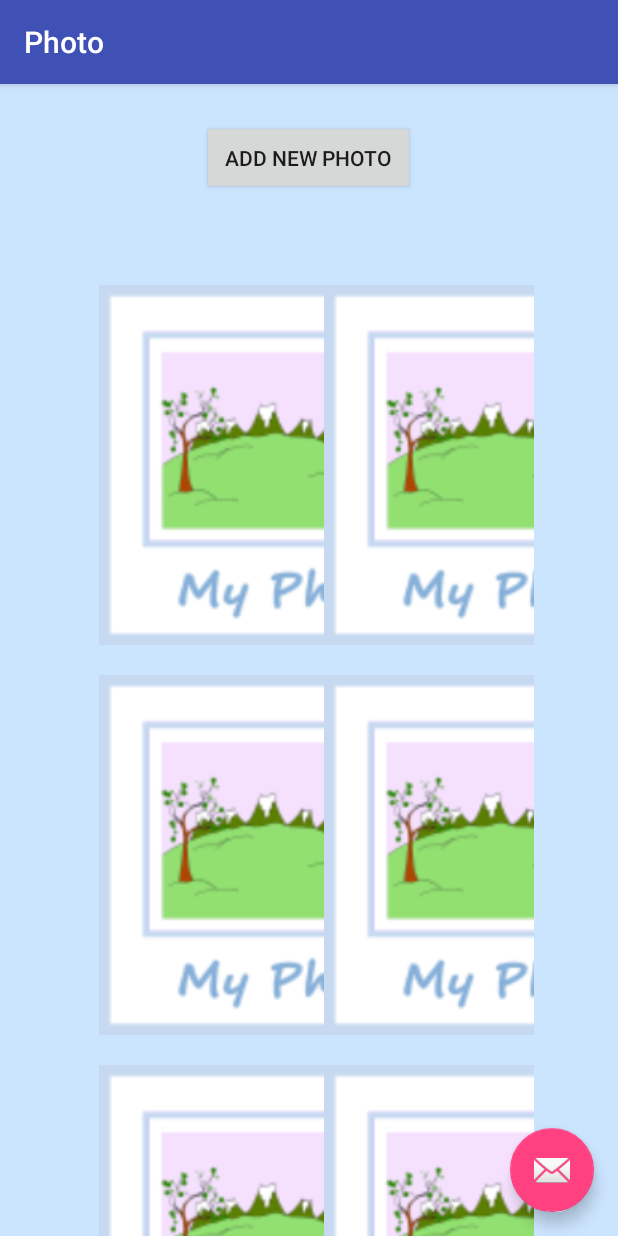
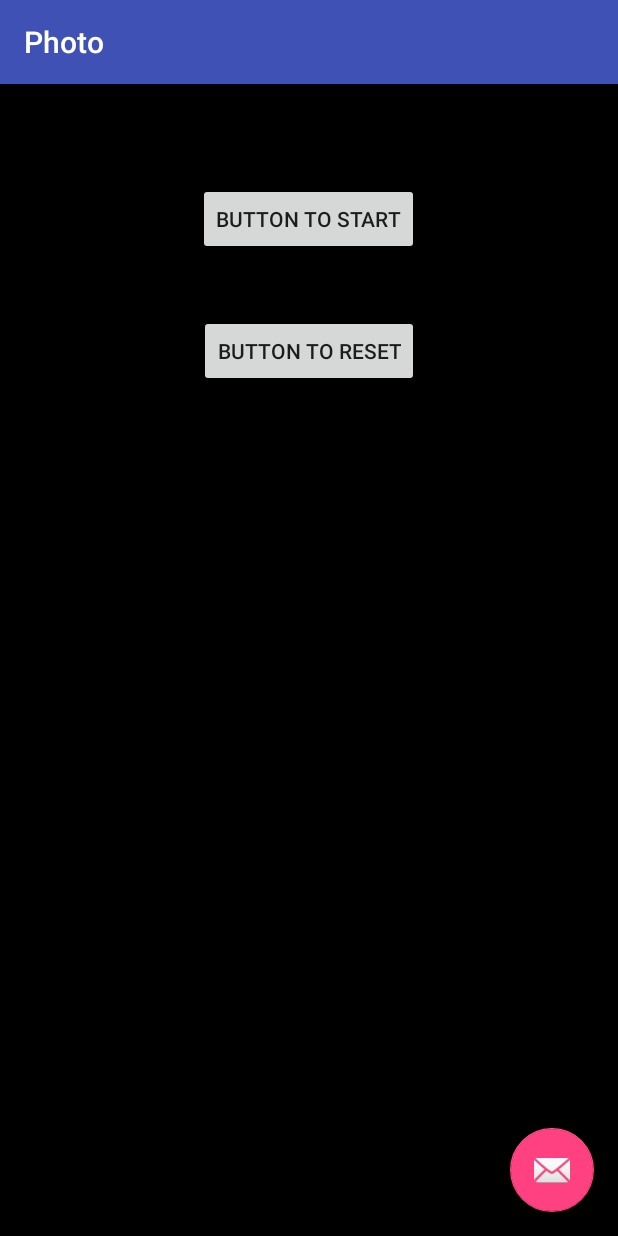
Before and after one commit to ana-banana/PhotoApp, an Android app: the screen it shows after launch (MainActivity), on a phone screen of 412 x 824 dp. Run offline under Robolectric (Android 15) with nearby library versions, the phone set to English and light mode, and no system bars; 2 statements that could not run were skipped.

Commit message:
New Activities, saving photos, rating bar

```diff
--- a/app/src/main/AndroidManifest.xml
+++ b/app/src/main/AndroidManifest.xml
@@ -14,12 +14,12 @@
             android:theme="@style/AppTheme.NoActionBar">
             <intent-filter>
                 <action android:name="android.intent.action.MAIN" />
-
                 <category android:name="android.intent.category.LAUNCHER" />
             </intent-filter>
         </activity>
 
         <activity android:name=".UploadPhotoActivity"></activity>
+        <activity android:name=".MainActivityGallery"></activity>
         <activity android:name=".OnePhotoActivity"></activity>
 
     </application>
--- a/app/src/main/java/com/example/android/photo/MainActivity.java
+++ b/app/src/main/java/com/example/android/photo/MainActivity.java
@@ -1,6 +1,9 @@
 package com.example.android.photo;
 
+import android.app.Activity;
 import android.content.Intent;
+import android.graphics.Bitmap;
+import android.graphics.BitmapFactory;
 import android.os.Bundle;
 import android.support.design.widget.FloatingActionButton;
 import android.support.design.widget.Snackbar;
@@ -11,14 +14,19 @@ import android.widget.AdapterView;
 import android.widget.Button;
 import android.widget.GridView;
 
-public class MainActivity extends AppCompatActivity implements AdapterView.OnItemClickListener {
+public class MainActivity extends AppCompatActivity {
 
-    GridView photosGridView;
+    PhotoModel model;
+    private Bitmap def;
+    //private static int maxPhotos = 8;
 
     @Override
     protected void onCreate(Bundle savedInstanceState) {
         super.onCreate(savedInstanceState);
+
         setContentView(R.layout.activity_main);
+
+
         Toolbar toolbar = (Toolbar) findViewById(R.id.toolbar);
         setSupportActionBar(toolbar);
 
@@ -31,33 +39,31 @@ public class MainActivity extends AppCompatActivity implements AdapterView.OnIte
             }
         });
 
-        Button addNewPhotoButton = (Button)findViewById(R.id.add_new_photo);
-        addNewPhotoButton.setOnClickListener(
+        def = BitmapFactory.decodeResource(getResources(), R.drawable.emptyphoto);
+        model = PhotoModel.getInstance();
+        model.setDefaults(def); // default bitmap
+
+        Button startButton = (Button) findViewById(R.id.buttonStart);
+        startButton.setOnClickListener(
                 new View.OnClickListener() {
                     @Override
                     public void onClick(View v) {
-                        Intent intent = new Intent(MainActivity.this, UploadPhotoActivity.class);
+                        Intent intent = new Intent(MainActivity.this, MainActivityGallery.class);
                         startActivity(intent);
                     }
                 }
         );
 
-        photosGridView = (GridView)findViewById(R.id.activity_main_gridView);
-        photosGridView.setAdapter(new ImageAdapter(this));
-        photosGridView.setOnItemClickListener(this);
-
+        Button resetButton = (Button) findViewById(R.id.buttonReset);
+        resetButton.setOnClickListener(
+                new View.OnClickListener() {
+                    @Override
+                    public void onClick(View v) {
+                        model.resetPhotoModel();
+                        Intent intent = new Intent(MainActivity.this, MainActivityGallery.class);
+                        startActivity(intent);
+                    }
+                }
+        );
     }
-
-    @Override
-    public void onItemClick(AdapterView<?> parent, View view, int position, long id) {
-
-        if (parent.getId() == R.id.activity_main_gridView) {
-
-            // you need to inform the OnePhotoActivity that you want to see photo at this specific position user clicked
-            Intent intent = new Intent(MainActivity.this, OnePhotoActivity.class);
-            intent.putExtra("Which Photo", position);
-            startActivity(intent);
-        }
-    }
-
 }
--- a/app/src/main/res/layout/activity_main.xml
+++ b/app/src/main/res/layout/activity_main.xml
@@ -5,7 +5,7 @@
     android:layout_width="match_parent"
     android:layout_height="match_parent"
     android:fitsSystemWindows="true"
-    tools:context="com.example.android.photo.MainActivity">
+    tools:context=".MainActivity">
 
     <android.support.design.widget.AppBarLayout
         android:layout_width="match_parent"
--- a/app/src/main/res/layout/content_main.xml
+++ b/app/src/main/res/layout/content_main.xml
@@ -1,40 +1,30 @@
 <?xml version="1.0" encoding="utf-8"?>
-
-
 <RelativeLayout
     android:orientation="vertical"
     android:layout_width="match_parent"
     android:layout_height="match_parent"
-    android:background="#cce5ff"
+    android:background="#000000"
     xmlns:android="http://schemas.android.com/apk/res/android">
 
-    <ScrollView xmlns:android="http://schemas.android.com/apk/res/android"
-        android:id="@+id/activity_main_scrollView"
-        android:layout_marginTop="20dp"
+    <Button
+        android:layout_width="wrap_content"
         android:layout_height="wrap_content"
+        android:text="Button To Start"
+        android:id="@+id/buttonStart"
+        android:layout_gravity="center_horizontal"
+        android:layout_alignParentTop="true"
         android:layout_centerHorizontal="true"
-        android:padding="50dp"
-        android:layout_width="300dp">
-        <Button
-            android:id="@+id/add_new_photo"
-            android:text="@string/addphotos"
-            android:padding="15dp"
-            android:layout_gravity="center_horizontal"
-            android:layout_width="wrap_content"
-            android:layout_height="wrap_content"
-            android:layout_marginTop="10dp"
-            />
+        android:layout_marginTop="122dp" />
 
-    </ScrollView>
+    <Button
+        android:layout_width="wrap_content"
+        android:layout_height="wrap_content"
+        android:text="@string/reset_button"
+        android:id="@+id/buttonReset"
+        android:layout_gravity="center_horizontal"
+        android:layout_alignParentTop="true"
+        android:layout_centerHorizontal="true"
+        android:layout_marginTop="210dp" />
 
-    <GridView
-        android:id="@+id/activity_main_gridView"
-        android:layout_width="300dp"
-        android:layout_height="300dp"
-        android:layout_below="@id/activity_main_scrollView"
-        android:layout_alignParentBottom="true"
-        android:layout_centerHorizontal="true"
-        android:numColumns="auto_fit">
-    </GridView>
 
-    </RelativeLayout>
+</RelativeLayout>
--- a/app/src/main/res/menu/menu_main.xml
+++ b/app/src/main/res/menu/menu_main.xml
@@ -1,7 +1,7 @@
 <menu xmlns:android="http://schemas.android.com/apk/res/android"
     xmlns:app="http://schemas.android.com/apk/res-auto"
     xmlns:tools="http://schemas.android.com/tools"
-    tools:context="com.example.android.photo.MainActivity">
+    tools:context=".MainActivityGallery">
     <item
         android:id="@+id/action_settings"
         android:orderInCategory="100"
--- a/app/src/main/res/values/strings.xml
+++ b/app/src/main/res/values/strings.xml
@@ -3,4 +3,5 @@
     <string name="action_settings">Settings</string>
     <string name="uploadButton">Upload Me</string>
     <string name="addphotos">Add new photo</string>
+    <string name="reset_button">Button To Reset</string>
 </resources>
```
Also changed, not shown: app/src/main/java/com/example/android/photo/ImageAdapter.java (+35 -7 lines), app/src/main/java/com/example/android/photo/OnePhotoActivity.java (+33 -4 lines), app/src/main/java/com/example/android/photo/UploadPhotoActivity.java (+11 -36 lines), app/src/main/res/layout/one_photo.xml (+38 -1 lines).
